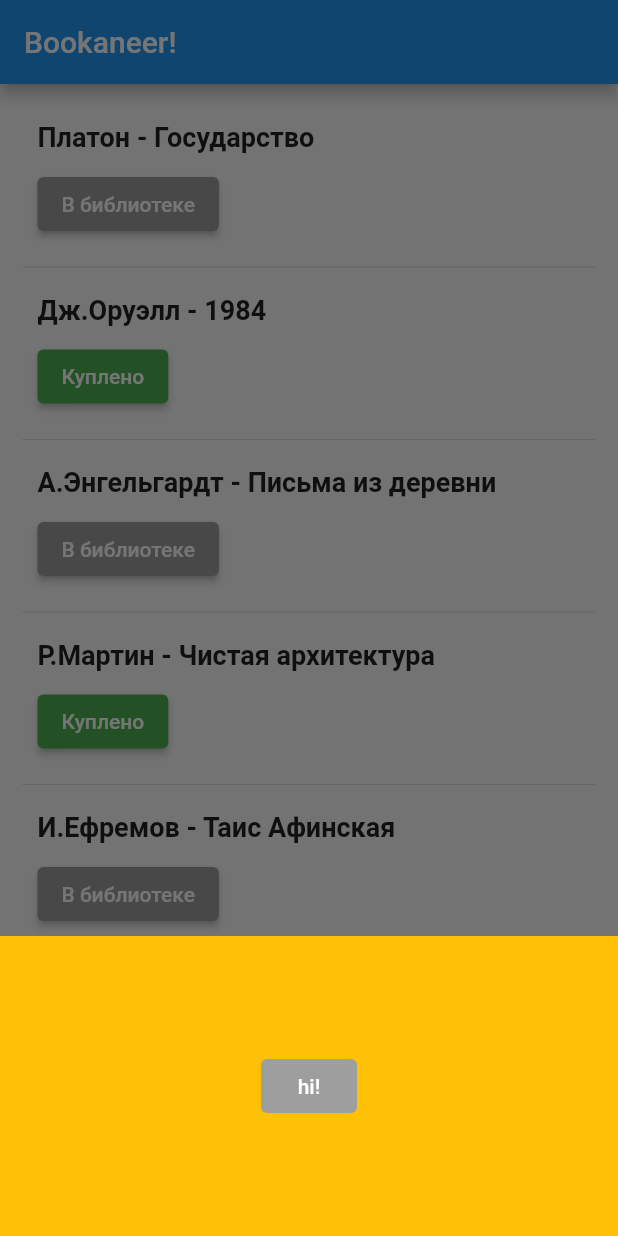
After one commit to moustru/bookaneer, a Flutter app: the screen it shows after launch, after a tap on the "add" icon, on a phone screen of 412 x 824 dp. The commit adds this screen. Run offline on Flutter 3.47's test engine with Material 2 defaults, Android fonts, the phone set to English and light mode, and no system bars; our stand-ins replace hive, hive_flutter; accounts and stored records are empty.

Commit message:
Реструктурировал + добавил навигацию и нижнюю модалку

```diff
--- a/lib/app.dart
+++ b/lib/app.dart
@@ -1,5 +1,6 @@
-import 'dart:math';
-
+import 'package:bookaneer/widgets/book_form/book_form.dart';
+import 'package:bookaneer/widgets/books_list/books_list.dart';
+import 'package:bookaneer/widgets/bottom_navigation.dart';
 import 'package:flutter/material.dart';
 
 class App extends StatelessWidget {
@@ -11,108 +12,18 @@ class App extends StatelessWidget {
       title: 'Bookaneer',
       home: Scaffold(
         appBar: AppBar(title: const Text('Bookaneer!'),),
-        body: _BooksList()
+        body: BooksList(),
+        bottomNavigationBar: const BottomBar(),
+        floatingActionButton: FloatingActionButton(
+          onPressed: () {
+            showModalBottomSheet<void>(
+              context: context,
+              builder: (BuildContext context) => const BookForm()
+            );
+          },
+          child: const Icon(Icons.add),
+        ),
       )
     );
   }
 }
-
-String generateId() {
-  Random rand = Random();
-  String result = '';
-  const List<String> symbols = [ 'a', 'b', 'c', 'd', 'e', 'f', '0', '1', '2', '3', '4', '5', '6', '7', '8', '9' ];
-
-  for (int i = 0; i < 10; i++) {
-    result += symbols[rand.nextInt(symbols.length)];
-  }
-
-  return result;
-}
-
-class _BooksList extends StatefulWidget {
-
-  _BooksList({Key? key}) : super(key: key);
-
-  @override
-  State<_BooksList> createState() => _BooksListState();
-}
-
-class _BooksListState extends State<_BooksList> {
-  final List<Book> books = [
-    Book(title: 'Платон - Государство', isBought: true),
-    Book(title: 'Дж.Оруэлл - 1984', isBought: false),
-    Book(title: 'А.Энгельгардт - Письма из деревни', isBought: true),
-    Book(title: 'Р.Мартин - Чистая архитектура', isBought: false),
-    Book(title: 'И.Ефремов - Таис Афинская', isBought: true)
-  ];
-
-  void buyBook(String id) {
-    Book relatedBook = books.firstWhere((book) => book.id == id);
-
-    setState(() {
-      relatedBook.isBought = true;
-    });
-  }
-
-  @override
-  Widget build(BuildContext context) {
-    return Container(
-      padding: const EdgeInsets.all(15),
-      child: ListView.separated(
-        itemCount: books.length,
-        itemBuilder: (BuildContext context, int index) {
-          return _BookItem(data: books[index], callback: buyBook,);
-        },
-        separatorBuilder: (BuildContext context, int index) => const Divider()
-      ),
-    );
-  }
-}
-
-class _BookItem extends StatelessWidget {
-  final Book data;
-  final Function(String) callback;
-
-  const _BookItem({
-    Key? key,
-    required this.data,
-    required this.callback
-  }) : super(key: key);
-
-  @override
-  Widget build(BuildContext context) {
-    return Container(
-      padding: const EdgeInsets.all(10),
-      child: Column(
-        crossAxisAlignment: CrossAxisAlignment.start,
-        children: [
-          Text(
-            data.title,
-            style: const TextStyle(
-              fontSize: 18,
-              fontWeight: FontWeight.w600
-            ),
-          ),
-          const Padding(padding: EdgeInsets.only(top: 10)),
-          ElevatedButton(
-            onPressed: () => callback(data.id),
-            style: ButtonStyle(
-              backgroundColor: MaterialStateProperty.all(
-                data.isBought ? Colors.grey : Colors.green
-              )
-            ),
-            child: Text(data.isBought ? 'В библиотеке' : 'Куплено')
-          )
-        ]
-      ),
-    );
-  }
-}
-
-class Book {
-  final String id = generateId();
-  final String title;
-  bool isBought;
-
-  Book({ required this.title, required this.isBought });
-}
--- a/lib/main.dart
+++ b/lib/main.dart
@@ -2,5 +2,5 @@ import 'package:flutter/material.dart';
 import 'app.dart';
 
 void main() {
-  runApp(App());
+  runApp(MaterialApp(home: App()));
 }
--- /dev/null
+++ b/lib/types/Book.dart
@@ -0,0 +1,9 @@
+import '../utils/generate_id.dart';
+
+class Book {
+  final String id = generateId();
+  final String title;
+  bool isBought;
+
+  Book({ required this.title, required this.isBought });
+}
--- /dev/null
+++ b/lib/utils/generate_id.dart
@@ -0,0 +1,13 @@
+import 'dart:math';
+
+String generateId() {
+  Random rand = Random();
+  String result = '';
+  const List<String> symbols = [ 'a', 'b', 'c', 'd', 'e', 'f', '0', '1', '2', '3', '4', '5', '6', '7', '8', '9' ];
+
+  for (int i = 0; i < 10; i++) {
+    result += symbols[rand.nextInt(symbols.length)];
+  }
+
+  return result;
+}
--- /dev/null
+++ b/lib/widgets/book_form/book_form.dart
@@ -0,0 +1,30 @@
+import 'package:flutter/material.dart';
+
+class BookForm extends StatelessWidget {
+  const BookForm({Key? key}) : super(key: key);
+
+  @override
+  Widget build(BuildContext context) {
+    return Container(
+      width: double.infinity,
+      height: 200,
+      color: Colors.amber,
+      child: Center(
+        child: TextButton(
+          style: ButtonStyle(
+            backgroundColor: MaterialStateProperty.all(Colors.grey),
+          ),
+          child: const Text(
+            'hi!',
+            style: TextStyle(
+              color: Colors.white
+            )
+          ),
+          onPressed: () {
+            Navigator.pop(context);
+          },
+        ),
+      ),
+    );
+  }
+}
--- /dev/null
+++ b/lib/widgets/book_item.dart
@@ -0,0 +1,42 @@
+import 'package:flutter/material.dart';
+import '../types/Book.dart';
+
+class BookItem extends StatelessWidget {
+  final Book data;
+  final Function(String) callback;
+
+  const BookItem({
+    Key? key,
+    required this.data,
+    required this.callback
+  }) : super(key: key);
+
+  @override
+  Widget build(BuildContext context) {
+    return Container(
+      padding: const EdgeInsets.all(10),
+      child: Column(
+        crossAxisAlignment: CrossAxisAlignment.start,
+        children: [
+          Text(
+            data.title,
+            style: const TextStyle(
+              fontSize: 18,
+              fontWeight: FontWeight.w600
+            ),
+          ),
+          const Padding(padding: EdgeInsets.only(top: 10)),
+          ElevatedButton(
+            onPressed: () => callback(data.id),
+            style: ButtonStyle(
+              backgroundColor: MaterialStateProperty.all(
+                data.isBought ? Colors.grey : Colors.green
+              )
+            ),
+            child: Text(data.isBought ? 'В библиотеке' : 'Куплено')
+          )
+        ]
+      ),
+    );
+  }
+}
--- /dev/null
+++ b/lib/widgets/books_list/books_list.dart
@@ -0,0 +1,43 @@
+import 'package:bookaneer/widgets/book_item.dart';
+import 'package:flutter/material.dart';
+import '../../types/Book.dart';
+
+class BooksList extends StatefulWidget {
+
+  BooksList({Key? key}) : super(key: key);
+
+  @override
+  State<BooksList> createState() => BooksListState();
+}
+
+class BooksListState extends State<BooksList> {
+  final List<Book> books = [
+    Book(title: 'Платон - Государство', isBought: true),
+    Book(title: 'Дж.Оруэлл - 1984', isBought: false),
+    Book(title: 'А.Энгельгардт - Письма из деревни', isBought: true),
+    Book(title: 'Р.Мартин - Чистая архитектура', isBought: false),
+    Book(title: 'И.Ефремов - Таис Афинская', isBought: true)
+  ];
+
+  void buyBook(String id) {
+    Book relatedBook = books.firstWhere((book) => book.id == id);
+
+    setState(() {
+      relatedBook.isBought = true;
+    });
+  }
+
+  @override
+  Widget build(BuildContext context) {
+    return Container(
+      padding: const EdgeInsets.all(15),
+      child: ListView.separated(
+        itemCount: books.length,
+        itemBuilder: (BuildContext context, int index) {
+          return BookItem(data: books[index], callback: buyBook,);
+        },
+        separatorBuilder: (BuildContext context, int index) => const Divider()
+      ),
+    );
+  }
+}
--- /dev/null
+++ b/lib/widgets/books_list/books_list_model.dart
@@ -0,0 +1,5 @@
+class BooksListModel {
+  addBook() {
+
+  }
+}
--- /dev/null
+++ b/lib/widgets/bottom_navigation.dart
@@ -0,0 +1,37 @@
+import 'package:flutter/material.dart';
+
+class BottomBar extends StatefulWidget {
+  const BottomBar({Key? key}) : super(key: key);
+
+  @override
+  State<BottomBar> createState() => _BottomBarState();
+}
+
+class _BottomBarState extends State<BottomBar> {
+  int selectedItem = 0;
+
+  void _onItemTapped(int index) {
+    setState(() {
+      selectedItem = index;
+    });
+  }
+
+  @override
+  Widget build(BuildContext context) {
+    return BottomNavigationBar(
+      items: const <BottomNavigationBarItem>[
+        BottomNavigationBarItem(
+          icon: Icon(Icons.home),
+          label: 'Вишлист'
+        ),
+        BottomNavigationBarItem(
+          icon: Icon(Icons.business),
+          label: 'Библиотека'
+        )
+      ],
+      currentIndex: selectedItem,
+      selectedItemColor: Theme.of(context).primaryColor,
+      onTap: _onItemTapped,
+    );
+  }
+}
--- a/pubspec.yaml
+++ b/pubspec.yaml
@@ -34,6 +34,8 @@ dependencies:
   # The following adds the Cupertino Icons font to your application.
   # Use with the CupertinoIcons class for iOS style icons.
   cupertino_icons: ^1.0.2
+  hive: ^2.2.3
+  hive_flutter: ^1.1.0
 
 dev_dependencies:
   flutter_test:
```
Also changed, not shown: lib/app_model.dart (added, +11 -0 lines), lib/store/store.dart (added, +16 -0 lines), pubspec.lock, 1 other file.
